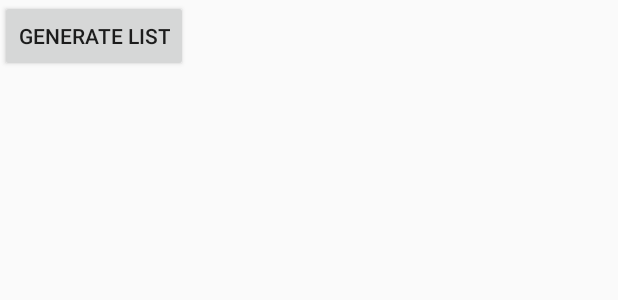
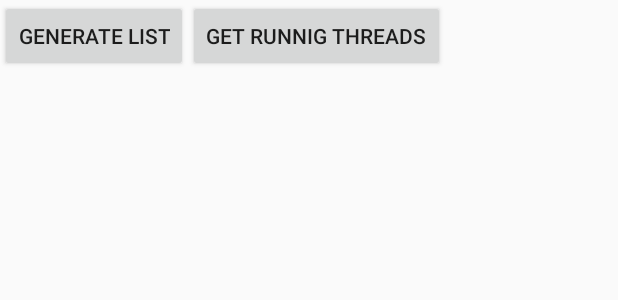
Before and after one commit to sreehariremella/CountryNames, an Android app: the layout activity_main.xml on its own in the app's theme, with its tools: preview values and no code run, on a phone screen of 412 x 824 dp. Shown: the top 300 px of the screen. Run offline under Robolectric (Android 15) with nearby library versions, the phone set to English and light mode, and no system bars.

Commit message:
Using thread instead of asyncask for getting data from API(Internet)

```diff
--- a/CountryListGenerator/app/src/main/res/layout/activity_main.xml
+++ b/CountryListGenerator/app/src/main/res/layout/activity_main.xml
@@ -6,13 +6,21 @@
     android:layout_height="match_parent"
     android:orientation="vertical"
     tools:context="com.example.sreehari.countrylistgenerator.MainActivity">
-
-    <Button
-        android:id="@+id/bt_generate"
-        android:layout_width="wrap_content"
+    <LinearLayout
+        android:layout_width="match_parent"
         android:layout_height="wrap_content"
-        android:text="Generate List" />
-
+        android:orientation="horizontal">
+        <Button
+            android:id="@+id/bt_generate"
+            android:layout_width="wrap_content"
+            android:layout_height="wrap_content"
+            android:text="Generate List" />
+        <Button
+            android:id="@+id/bt_get"
+            android:layout_width="wrap_content"
+            android:layout_height="wrap_content"
+            android:text="Get Runnig Threads" />
+    </LinearLayout>
     <android.support.v7.widget.RecyclerView
         android:id="@+id/rv"
         android:layout_width="match_parent"
```
Also changed, not shown: CountryListGenerator/app/src/main/java/com/example/sreehari/countrylistgenerator/MainActivity.java (+54 -3 lines).
